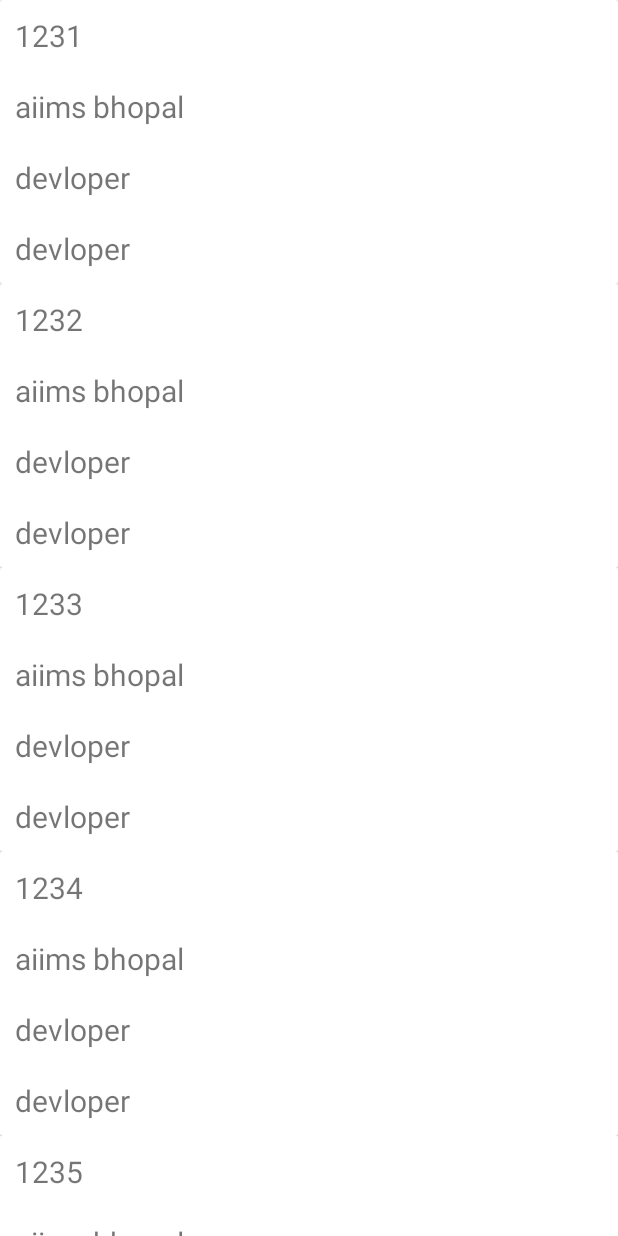
After one commit to draconware/FileManagementSystem, an Android app: the searchFiledetails screen opened directly, with no data from a screen before it, on a phone screen of 412 x 824 dp. The commit adds this screen. Run offline under Robolectric (Android 15) with nearby library versions, the phone set to English and light mode, and no system bars; network calls fail.

Commit message:
adapter and recycler view created with dummy data

```diff
--- a/app/build.gradle
+++ b/app/build.gradle
@@ -32,7 +32,7 @@ android {
 }
 
 dependencies {
-    implementation fileTree(dir: 'libs', include: ['*.jar'])
+    implementation fileTree(include: ['*.jar'], dir: 'libs')
     implementation 'com.android.support:appcompat-v7:27.1.1'
     implementation 'com.android.support:design:27.1.1'
     implementation 'com.android.support.constraint:constraint-layout:1.1.2'
@@ -40,4 +40,6 @@ dependencies {
     androidTestImplementation 'com.android.support.test:runner:1.0.2'
     implementation 'com.android.volley:volley:1.1.0'
     androidTestImplementation 'com.android.support.test.espresso:espresso-core:3.0.2'
+    implementation 'com.android.support:recyclerview-v7:27.1.1'
+    implementation 'com.android.support:cardview-v7:27.1.1'
 }
--- a/app/src/main/AndroidManifest.xml
+++ b/app/src/main/AndroidManifest.xml
@@ -28,7 +28,8 @@
             android:theme="@style/AppTheme" />
         <activity android:name=".addfiledetails" />
         <activity android:name=".addresult" />
-        <activity android:name=".searchFile"></activity>
+        <activity android:name=".searchFile" />
+        <activity android:name=".searchFiledetails"></activity>
     </application>
 
 </manifest>
--- /dev/null
+++ b/app/src/main/java/com/example/android/filemanagementsystem/listItem.java
@@ -0,0 +1,28 @@
+package com.example.android.filemanagementsystem;
+
+public class listItem {
+    private String fileid,filename,filedepartment,fileholder;
+
+    public listItem(String fileid, String filename, String filedepartment, String fileholder) {
+        this.fileid = fileid;
+        this.filename = filename;
+        this.filedepartment = filedepartment;
+        this.fileholder = fileholder;
+    }
+
+    public String getFileid() {
+        return fileid;
+    }
+
+    public String getFilename() {
+        return filename;
+    }
+
+    public String getFiledepartment() {
+        return filedepartment;
+    }
+
+    public String getFileholder() {
+        return fileholder;
+    }
+}
--- /dev/null
+++ b/app/src/main/java/com/example/android/filemanagementsystem/searchAdapter.java
@@ -0,0 +1,61 @@
+package com.example.android.filemanagementsystem;
+
+import android.content.Context;
+import android.support.annotation.NonNull;
+import android.support.annotation.Nullable;
+import android.support.v7.widget.RecyclerView;
+import android.util.AttributeSet;
+import android.view.LayoutInflater;
+import android.view.View;
+import android.view.ViewGroup;
+import android.widget.TextView;
+
+import java.util.List;
+import java.util.zip.Inflater;
+
+public class searchAdapter extends RecyclerView.Adapter<searchAdapter.ViewHolder>{
+
+    private List<listItem> listItems;
+    private Context context;
+
+    public searchAdapter(List<listItem> listItems, Context context) {
+        this.listItems = listItems;
+        this.context = context;
+    }
+
+    @NonNull
+    @Override
+    public ViewHolder onCreateViewHolder(@NonNull ViewGroup parent, int viewType) {
+        View v = LayoutInflater.from(parent.getContext()).inflate(R.layout.list_view,parent,false);
+        return new ViewHolder(v);
+    }
+
+    @Override
+    public void onBindViewHolder(@NonNull ViewHolder holder, int position) {
+        listItem listItem = listItems.get(position);
+
+        holder.textViewfileid.setText(listItem.getFileid());
+        holder.textViewfilename.setText(listItem.getFilename());
+        holder.textViewfiledepartment.setText(listItem.getFiledepartment());
+        holder.textViewfileholder.setText(listItem.getFileholder());
+    }
+
+    @Override
+    public int getItemCount() {
+        return listItems.size();
+    }
+
+    public class ViewHolder extends RecyclerView.ViewHolder{
+
+        public TextView textViewfileid,textViewfilename,textViewfiledepartment,textViewfileholder;
+
+        public ViewHolder(View itemView) {
+            super(itemView);
+
+            textViewfileid = (TextView)itemView.findViewById(R.id.textViewsearchdetailsfileid);
+            textViewfilename = (TextView)itemView.findViewById(R.id.textViewsearchdetailsfilename);
+            textViewfiledepartment = (TextView)itemView.findViewById(R.id.textViewsearchdetailsfiledepartment);
+            textViewfileholder = (TextView)itemView.findViewById(R.id.textViewsearchdetailsfileholder);
+        }
+    }
+}
--- a/app/src/main/java/com/example/android/filemanagementsystem/searchFile.java
+++ b/app/src/main/java/com/example/android/filemanagementsystem/searchFile.java
@@ -1,5 +1,6 @@
 package com.example.android.filemanagementsystem;
 
+import android.content.Intent;
 import android.support.v7.app.AppCompatActivity;
 import android.os.Bundle;
 
@@ -10,4 +11,9 @@ public class searchFile extends AppCompatActivity {
         super.onCreate(savedInstanceState);
         setContentView(R.layout.activity_search_file);
     }
+
+    public void searchfiledetails(){
+        Intent i = new Intent(this,searchFiledetails.class);
+        startActivity(i);
+    }
 }
--- /dev/null
+++ b/app/src/main/java/com/example/android/filemanagementsystem/searchFiledetails.java
@@ -0,0 +1,46 @@
+package com.example.android.filemanagementsystem;
+
+import android.support.v7.app.AppCompatActivity;
+import android.os.Bundle;
+import android.support.v7.widget.LinearLayoutManager;
+import android.support.v7.widget.RecyclerView;
+import android.util.Log;
+
+import java.util.ArrayList;
+import java.util.List;
+
+public class searchFiledetails extends AppCompatActivity {
+
+    private RecyclerView recyclerView;
+    private RecyclerView.Adapter adapter;
+
+    private List<listItem> listItems;
+
+    @Override
+    protected void onCreate(Bundle savedInstanceState) {
+        super.onCreate(savedInstanceState);
+        setContentView(R.layout.activity_search_filedetails);
+        Log.i("message","running");
+
+        recyclerView = (RecyclerView)findViewById(R.id.recyclerView);
+        recyclerView.setHasFixedSize(true);
+        recyclerView.setLayoutManager(new LinearLayoutManager(this));
+
+        listItems = new ArrayList<>();
+
+        for(int i=0;i<=4;i++){
+            listItem listItem = new listItem(
+                    "123" + (i+1),
+                    "aiims bhopal",
+                    "devloper",
+                    "devloper"
+            );
+            listItems.add(listItem);
+        }
+
+        adapter = new searchAdapter(listItems,this);
+
+        recyclerView.setAdapter(adapter);
+    }
+
+}
--- /dev/null
+++ b/app/src/main/res/layout/activity_search_filedetails.xml
@@ -0,0 +1,14 @@
+<?xml version="1.0" encoding="utf-8"?>
+<RelativeLayout xmlns:android="http://schemas.android.com/apk/res/android"
+    xmlns:app="http://schemas.android.com/apk/res-auto"
+    xmlns:tools="http://schemas.android.com/tools"
+    android:layout_width="match_parent"
+    android:layout_height="match_parent"
+    tools:context=".searchFiledetails">
+
+    <android.support.v7.widget.RecyclerView
+        android:layout_width="match_parent"
+        android:layout_height="match_parent"
+        android:id="@+id/recyclerView" />
+
+</RelativeLayout>
--- /dev/null
+++ b/app/src/main/res/layout/list_view.xml
@@ -0,0 +1,52 @@
+<?xml version="1.0" encoding="utf-8"?>
+<LinearLayout
+    android:orientation="vertical"
+    xmlns:android="http://schemas.android.com/apk/res/android"
+    xmlns:tools="http://schemas.android.com/tools"
+    android:layout_width="match_parent"
+    android:layout_height="wrap_content" >
+
+    <android.support.v7.widget.CardView
+        android:layout_height="wrap_content"
+        android:layout_width="match_parent">
+
+        <LinearLayout
+            android:layout_width="match_parent"
+            android:layout_height="wrap_content"
+            android:orientation="vertical">
+
+            <TextView
+                android:id="@+id/textViewsearchdetailsfileid"
+                android:layout_width="match_parent"
+                android:layout_height="wrap_content"
+                android:text="File ID:"
+                android:textSize="20sp"
+                android:layout_margin="10dp"/>
+
+            <TextView
+                android:id="@+id/textViewsearchdetailsfilename"
+                android:layout_width="match_parent"
+                android:layout_height="wrap_content"
+                android:text="File Name:"
+                android:textSize="20sp"
+                android:layout_margin="10dp"/>
+
+            <TextView
+                android:id="@+id/textViewsearchdetailsfileholder"
+                android:layout_width="match_parent"
+                android:layout_height="wrap_content"
+                android:text="FIle Holder:"
+                android:textSize="20sp"
+                android:layout_margin="10dp"/>
+
+            <TextView
+                android:id="@+id/textViewsearchdetailsfiledepartment"
+                android:layout_width="match_parent"
+                android:layout_height="wrap_content"
+                android:text="Department:"
+                android:textSize="20sp"
+                android:layout_margin="10dp"/>
+
+        </LinearLayout>
+    </android.support.v7.widget.CardView>
+</LinearLayout>
```
Also changed, not shown: app/src/main/res/layout/activity_search_file.xml (+69 -2 lines).
